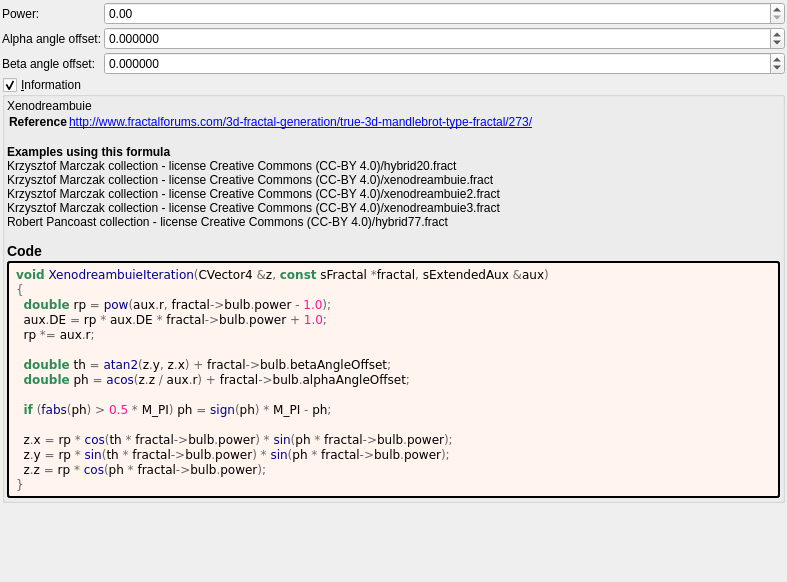
This is mandelbulber2/formula/ui/xenodreambuie.ui in buddhi1980/mandelbulber2 as Qt 5 draws it before an edit. The edited form follows.
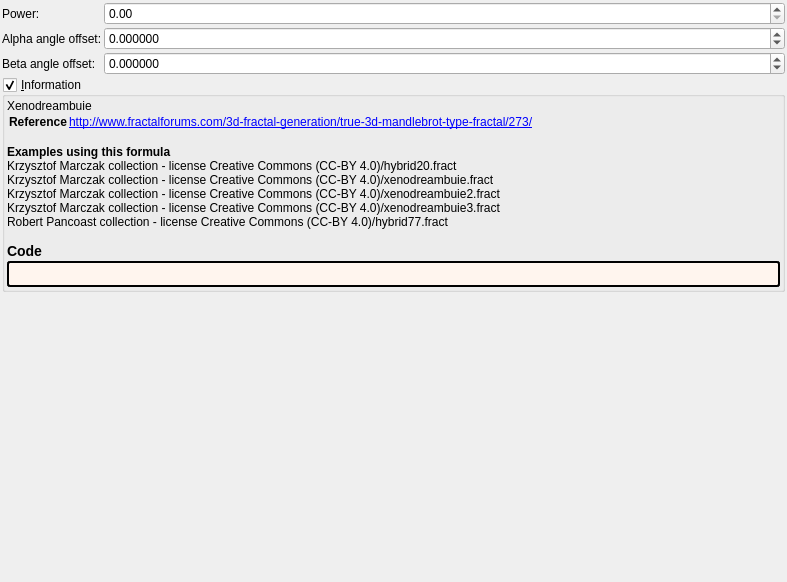
This is the edited form. Custom widgets are drawn as their Qt base class.

Diff of the .ui file:
```diff
--- a/mandelbulber2/formula/ui/xenodreambuie.ui
+++ b/mandelbulber2/formula/ui/xenodreambuie.ui
@@ -194,24 +194,7 @@
          <string notr="true">border-style: outset; border-width: 2px; border-radius: 3px; border-color: black; background-color: #fff5ee; padding: 4px;</string>
         </property>
         <property name="text">
-         <string notr="true">&lt;body style=&quot;background-color:#fff5ee&quot;&gt;
-&lt;pre style=&quot;color:#000000; background-color:#fff5ee;  font-family:'Courier New',monospace;&quot;&gt;&lt;span style=&quot;color:#2e8b57; font-weight:bold&quot;&gt;void&lt;/span&gt; &lt;span style=&quot;color:#00008f&quot;&gt;XenodreambuieIteration&lt;/span&gt;&lt;span style=&quot;color:#676767&quot;&gt;(&lt;/span&gt;CVector4 &lt;span style=&quot;color:#676767&quot;&gt;&amp;amp;&lt;/span&gt;z&lt;span style=&quot;color:#676767&quot;&gt;,&lt;/span&gt; &lt;span style=&quot;color:#2e8b57; font-weight:bold&quot;&gt;const&lt;/span&gt; sFractal &lt;span style=&quot;color:#676767&quot;&gt;*&lt;/span&gt;fractal&lt;span style=&quot;color:#676767&quot;&gt;,&lt;/span&gt; sExtendedAux &lt;span style=&quot;color:#676767&quot;&gt;&amp;amp;&lt;/span&gt;aux&lt;span style=&quot;color:#676767&quot;&gt;)&lt;/span&gt;
-&lt;span style=&quot;color:#676767&quot;&gt;{&lt;/span&gt;
-  &lt;span style=&quot;color:#2e8b57; font-weight:bold&quot;&gt;double&lt;/span&gt; rp &lt;span style=&quot;color:#676767&quot;&gt;=&lt;/span&gt; &lt;span style=&quot;color:#00008f&quot;&gt;pow&lt;/span&gt;&lt;span style=&quot;color:#676767&quot;&gt;(&lt;/span&gt;aux&lt;span style=&quot;color:#676767&quot;&gt;.&lt;/span&gt;r&lt;span style=&quot;color:#676767&quot;&gt;,&lt;/span&gt; fractal&lt;span style=&quot;color:#676767&quot;&gt;-&amp;gt;&lt;/span&gt;bulb&lt;span style=&quot;color:#676767&quot;&gt;.&lt;/span&gt;power &lt;span style=&quot;color:#676767&quot;&gt;-&lt;/span&gt; &lt;span style=&quot;color:#ff1493&quot;&gt;1.0&lt;/span&gt;&lt;span style=&quot;color:#676767&quot;&gt;);&lt;/span&gt;
-  aux&lt;span style=&quot;color:#676767&quot;&gt;.&lt;/span&gt;DE &lt;span style=&quot;color:#676767&quot;&gt;=&lt;/span&gt; rp &lt;span style=&quot;color:#676767&quot;&gt;*&lt;/span&gt; aux&lt;span style=&quot;color:#676767&quot;&gt;.&lt;/span&gt;DE &lt;span style=&quot;color:#676767&quot;&gt;*&lt;/span&gt; fractal&lt;span style=&quot;color:#676767&quot;&gt;-&amp;gt;&lt;/span&gt;bulb&lt;span style=&quot;color:#676767&quot;&gt;.&lt;/span&gt;power &lt;span style=&quot;color:#676767&quot;&gt;+&lt;/span&gt; &lt;span style=&quot;color:#ff1493&quot;&gt;1.0&lt;/span&gt;&lt;span style=&quot;color:#676767&quot;&gt;;&lt;/span&gt;
-  rp &lt;span style=&quot;color:#676767&quot;&gt;*=&lt;/span&gt; aux&lt;span style=&quot;color:#676767&quot;&gt;.&lt;/span&gt;r&lt;span style=&quot;color:#676767&quot;&gt;;&lt;/span&gt;
-
-  &lt;span style=&quot;color:#2e8b57; font-weight:bold&quot;&gt;double&lt;/span&gt; th &lt;span style=&quot;color:#676767&quot;&gt;=&lt;/span&gt; &lt;span style=&quot;color:#00008f&quot;&gt;atan2&lt;/span&gt;&lt;span style=&quot;color:#676767&quot;&gt;(&lt;/span&gt;z&lt;span style=&quot;color:#676767&quot;&gt;.&lt;/span&gt;y&lt;span style=&quot;color:#676767&quot;&gt;,&lt;/span&gt; z&lt;span style=&quot;color:#676767&quot;&gt;.&lt;/span&gt;x&lt;span style=&quot;color:#676767&quot;&gt;) +&lt;/span&gt; fractal&lt;span style=&quot;color:#676767&quot;&gt;-&amp;gt;&lt;/span&gt;bulb&lt;span style=&quot;color:#676767&quot;&gt;.&lt;/span&gt;betaAngleOffset&lt;span style=&quot;color:#676767&quot;&gt;;&lt;/span&gt;
-  &lt;span style=&quot;color:#2e8b57; font-weight:bold&quot;&gt;double&lt;/span&gt; ph &lt;span style=&quot;color:#676767&quot;&gt;=&lt;/span&gt; &lt;span style=&quot;color:#00008f&quot;&gt;acos&lt;/span&gt;&lt;span style=&quot;color:#676767&quot;&gt;(&lt;/span&gt;z&lt;span style=&quot;color:#676767&quot;&gt;.&lt;/span&gt;z &lt;span style=&quot;color:#676767&quot;&gt;/&lt;/span&gt; aux&lt;span style=&quot;color:#676767&quot;&gt;.&lt;/span&gt;r&lt;span style=&quot;color:#676767&quot;&gt;) +&lt;/span&gt; fractal&lt;span style=&quot;color:#676767&quot;&gt;-&amp;gt;&lt;/span&gt;bulb&lt;span style=&quot;color:#676767&quot;&gt;.&lt;/span&gt;alphaAngleOffset&lt;span style=&quot;color:#676767&quot;&gt;;&lt;/span&gt;
-
-  &lt;span style=&quot;color:#2e8b57; font-weight:bold&quot;&gt;if&lt;/span&gt; &lt;span style=&quot;color:#676767&quot;&gt;(&lt;/span&gt;&lt;span style=&quot;color:#00008f&quot;&gt;fabs&lt;/span&gt;&lt;span style=&quot;color:#676767&quot;&gt;(&lt;/span&gt;ph&lt;span style=&quot;color:#676767&quot;&gt;) &amp;gt;&lt;/span&gt; &lt;span style=&quot;color:#ff1493&quot;&gt;0.5&lt;/span&gt; &lt;span style=&quot;color:#676767&quot;&gt;*&lt;/span&gt; M_PI&lt;span style=&quot;color:#676767&quot;&gt;)&lt;/span&gt; ph &lt;span style=&quot;color:#676767&quot;&gt;=&lt;/span&gt; &lt;span style=&quot;color:#00008f&quot;&gt;sign&lt;/span&gt;&lt;span style=&quot;color:#676767&quot;&gt;(&lt;/span&gt;ph&lt;span style=&quot;color:#676767&quot;&gt;) *&lt;/span&gt; M_PI &lt;span style=&quot;color:#676767&quot;&gt;-&lt;/span&gt; ph&lt;span style=&quot;color:#676767&quot;&gt;;&lt;/span&gt;
-
-  z&lt;span style=&quot;color:#676767&quot;&gt;.&lt;/span&gt;x &lt;span style=&quot;color:#676767&quot;&gt;=&lt;/span&gt; rp &lt;span style=&quot;color:#676767&quot;&gt;*&lt;/span&gt; &lt;span style=&quot;color:#00008f&quot;&gt;cos&lt;/span&gt;&lt;span style=&quot;color:#676767&quot;&gt;(&lt;/span&gt;th &lt;span style=&quot;color:#676767&quot;&gt;*&lt;/span&gt; fractal&lt;span style=&quot;color:#676767&quot;&gt;-&amp;gt;&lt;/span&gt;bulb&lt;span style=&quot;color:#676767&quot;&gt;.&lt;/span&gt;power&lt;span style=&quot;color:#676767&quot;&gt;) *&lt;/span&gt; &lt;span style=&quot;color:#00008f&quot;&gt;sin&lt;/span&gt;&lt;span style=&quot;color:#676767&quot;&gt;(&lt;/span&gt;ph &lt;span style=&quot;color:#676767&quot;&gt;*&lt;/span&gt; fractal&lt;span style=&quot;color:#676767&quot;&gt;-&amp;gt;&lt;/span&gt;bulb&lt;span style=&quot;color:#676767&quot;&gt;.&lt;/span&gt;power&lt;span style=&quot;color:#676767&quot;&gt;);&lt;/span&gt;
-  z&lt;span style=&quot;color:#676767&quot;&gt;.&lt;/span&gt;y &lt;span style=&quot;color:#676767&quot;&gt;=&lt;/span&gt; rp &lt;span style=&quot;color:#676767&quot;&gt;*&lt;/span&gt; &lt;span style=&quot;color:#00008f&quot;&gt;sin&lt;/span&gt;&lt;span style=&quot;color:#676767&quot;&gt;(&lt;/span&gt;th &lt;span style=&quot;color:#676767&quot;&gt;*&lt;/span&gt; fractal&lt;span style=&quot;color:#676767&quot;&gt;-&amp;gt;&lt;/span&gt;bulb&lt;span style=&quot;color:#676767&quot;&gt;.&lt;/span&gt;power&lt;span style=&quot;color:#676767&quot;&gt;) *&lt;/span&gt; &lt;span style=&quot;color:#00008f&quot;&gt;sin&lt;/span&gt;&lt;span style=&quot;color:#676767&quot;&gt;(&lt;/span&gt;ph &lt;span style=&quot;color:#676767&quot;&gt;*&lt;/span&gt; fractal&lt;span style=&quot;color:#676767&quot;&gt;-&amp;gt;&lt;/span&gt;bulb&lt;span style=&quot;color:#676767&quot;&gt;.&lt;/span&gt;power&lt;span style=&quot;color:#676767&quot;&gt;);&lt;/span&gt;
-  z&lt;span style=&quot;color:#676767&quot;&gt;.&lt;/span&gt;z &lt;span style=&quot;color:#676767&quot;&gt;=&lt;/span&gt; rp &lt;span style=&quot;color:#676767&quot;&gt;*&lt;/span&gt; &lt;span style=&quot;color:#00008f&quot;&gt;cos&lt;/span&gt;&lt;span style=&quot;color:#676767&quot;&gt;(&lt;/span&gt;ph &lt;span style=&quot;color:#676767&quot;&gt;*&lt;/span&gt; fractal&lt;span style=&quot;color:#676767&quot;&gt;-&amp;gt;&lt;/span&gt;bulb&lt;span style=&quot;color:#676767&quot;&gt;.&lt;/span&gt;power&lt;span style=&quot;color:#676767&quot;&gt;);&lt;/span&gt;
-&lt;span style=&quot;color:#676767&quot;&gt;}&lt;/span&gt;
-&lt;/pre&gt;
-&lt;/body&gt;</string>
+         <string notr="true"></string>
         </property>
         <property name="wordWrap">
          <bool>true</bool>
```
